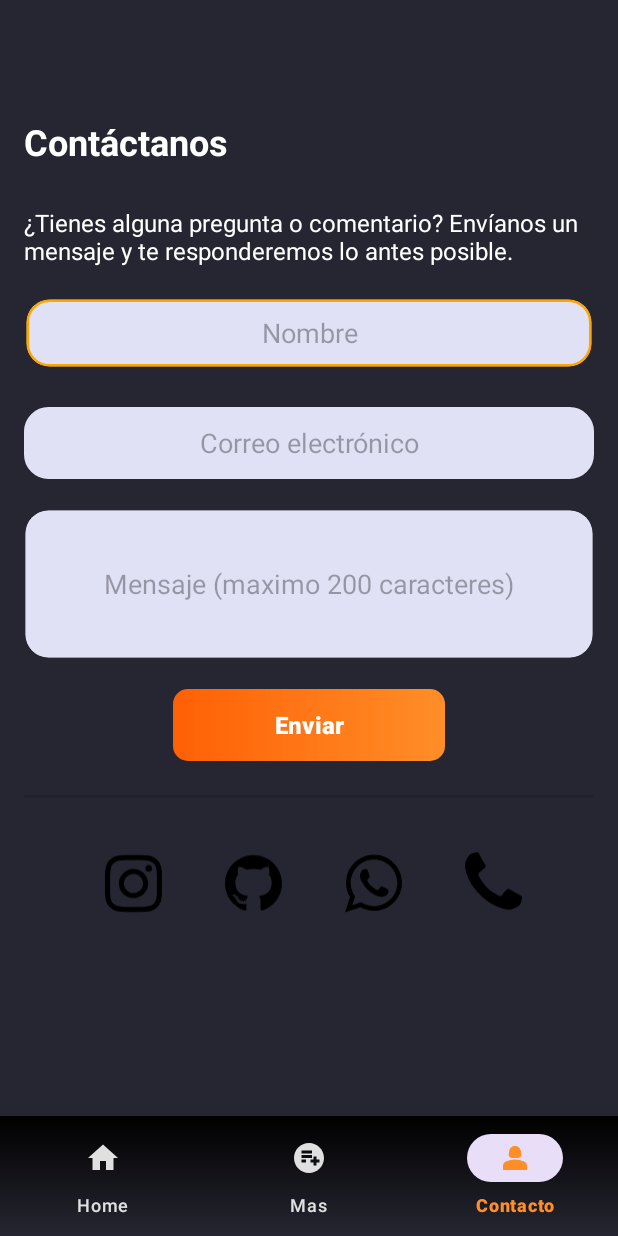
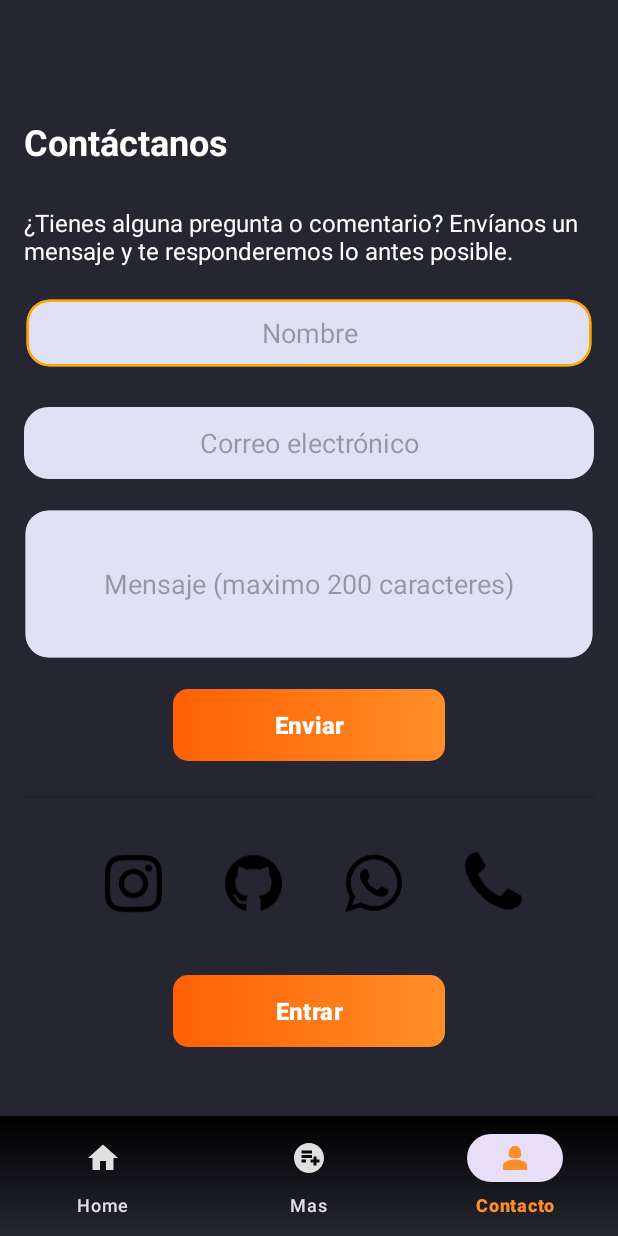
Before and after one commit to grupoA7ISPC/MisRutinas-PracticasProfesionalizante, an Android app: the ContactoActivity screen opened directly, with no data from a screen before it, on a phone screen of 412 x 824 dp. Run offline under Robolectric (Android 15) with nearby library versions, the phone set to English and light mode, and no system bars.

Commit message:
se crea boton a web desde contacto

```diff
--- a/Movil/app/src/main/java/com/cdp/misrutinas/ContactoActivity.java
+++ b/Movil/app/src/main/java/com/cdp/misrutinas/ContactoActivity.java
@@ -4,8 +4,11 @@ import androidx.annotation.NonNull;
 import androidx.appcompat.app.AppCompatActivity;
 
 import android.content.Intent;
+import android.net.Uri;
 import android.os.Bundle;
 import android.view.MenuItem;
+import android.view.View;
+import android.widget.Button;
 import android.widget.Toast;
 
 import com.google.android.material.bottomnavigation.BottomNavigationView;
@@ -21,8 +24,23 @@ public class ContactoActivity extends AppCompatActivity {
         BottomNavigationView bottomNavigationView = findViewById(R.id.nav);
         bottomNavigationView.setSelectedItemId(R.id.contacto);
         bottomNavigationView.setOnItemSelectedListener(this::onNavigationItemSelected);
+        Button btnHomeWeb = findViewById(R.id.btnHomeWeb);
+        btnHomeWeb.setOnClickListener(new View.OnClickListener() {
+            @Override
+            public void onClick(View v) {
+                // URL a la que quieres dirigir al hacer clic en el botón
+                String url = "https://github.com/grupoA7ISPC/MisRutinas-PracticasProfesionalizante.git";
+                // Crear un intent implícito con la acción ACTION_VIEW
+                Intent intent = new Intent(Intent.ACTION_VIEW);
+                // Establecer la URL como dato del intento
+                intent.setData(Uri.parse(url));
+                // Iniciar la actividad del navegador web
+                startActivity(intent);
+
+            }
+
+        });
     }
-
     private boolean onNavigationItemSelected(MenuItem item) {
         int itemId = item.getItemId();
         if (itemId == R.id.contacto) {
@@ -36,4 +54,6 @@ public class ContactoActivity extends AppCompatActivity {
         }
         return false;
     }
-}
+
+
+    }
--- a/Movil/app/src/main/res/layout/activity_contacto.xml
+++ b/Movil/app/src/main/res/layout/activity_contacto.xml
@@ -36,7 +36,19 @@
         app:layout_constraintLeft_toLeftOf="parent"
         app:layout_constraintTop_toTopOf="parent" />
 
-    <!-- Nombre -->
+    <Button
+        android:id="@+id/btnHomeWeb"
+        android:layout_width="181dp"
+        android:layout_height="wrap_content"
+        android:layout_marginLeft="115dp"
+        android:layout_marginTop="650dp"
+        android:background="@drawable/button_primary"
+        android:text="Entrar"
+        android:textSize="16sp"
+        android:textStyle="bold"
+        app:backgroundTint="@null"
+        app:layout_constraintLeft_toLeftOf="parent"
+        app:layout_constraintTop_toTopOf="parent"/>
 
     <EditText
         android:id="@+id/editTextNombre"
```
Also changed, not shown: Movil/app/src/main/res/layout/activity_editar_profesor.xml (+38 -39 lines).
